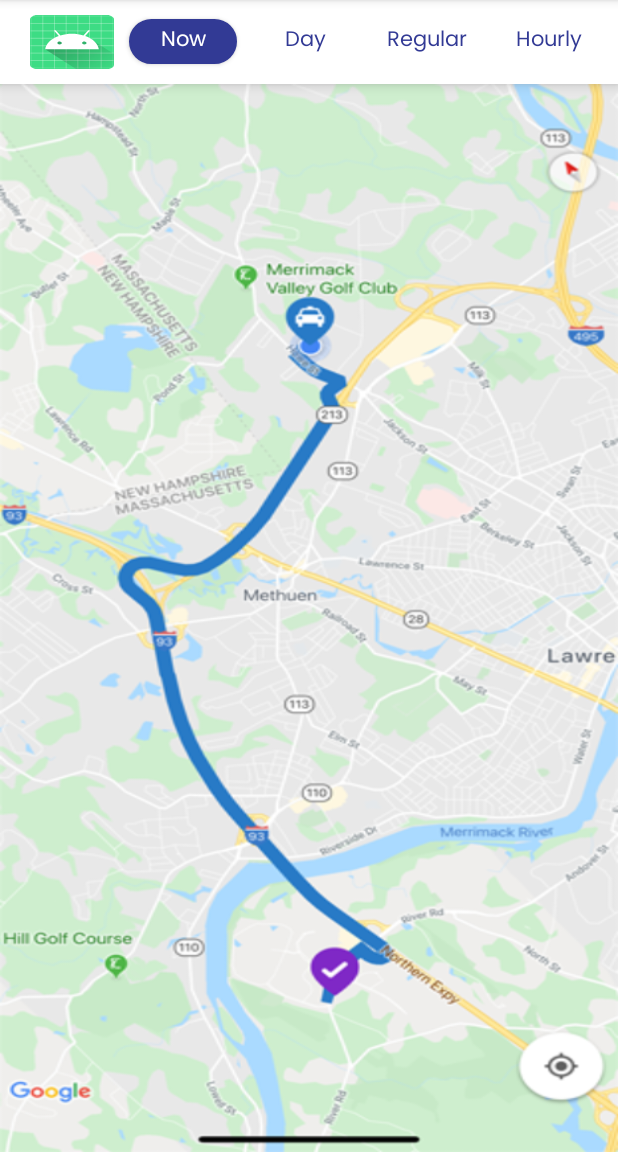
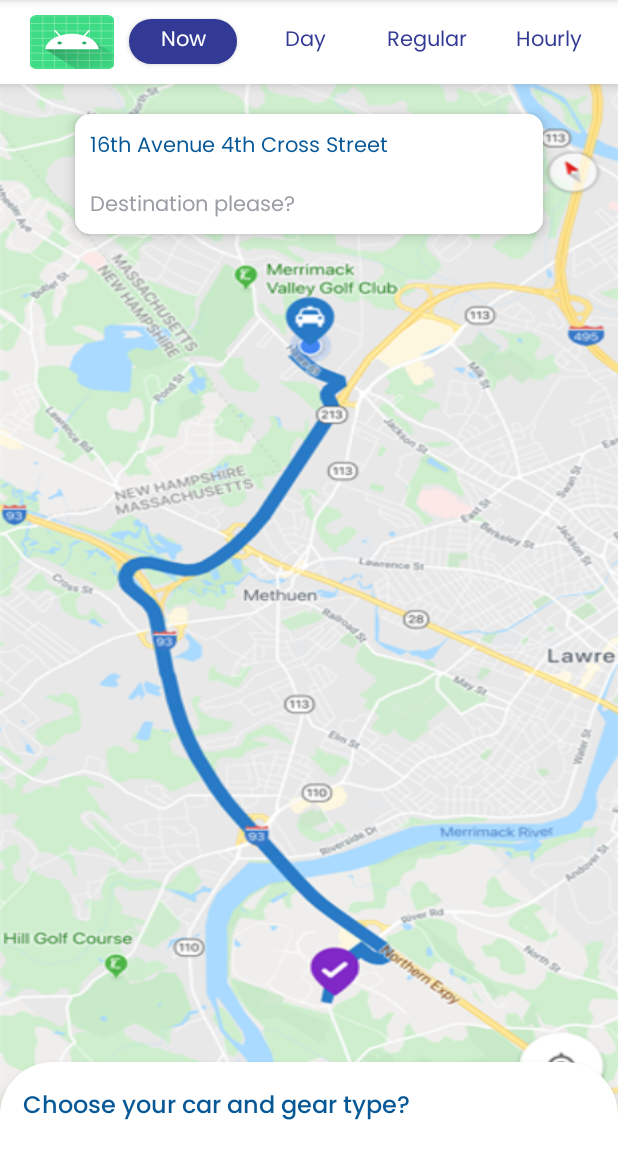
Before and after one commit to prachi2210/UberCloneUser, an Android app: the fragment BookRideFragment shown on its own in the app's theme, on a phone screen of 412 x 824 dp, the part 84-1236 px from its top. Run offline under Robolectric (Android 15) with nearby library versions, the light colour scheme and no system bars.

Commit message:
06/07 merge

```diff
--- /dev/null
+++ b/app/src/main/res/drawable/drawable_upper_white_curve.xml
@@ -0,0 +1,13 @@
+<?xml version="1.0" encoding="utf-8"?>
+<selector xmlns:android="http://schemas.android.com/apk/res/android">
+
+    <item><shape>
+
+        <solid android:color="@android:color/white" />
+
+        <corners
+            android:topLeftRadius="35dp"
+            android:topRightRadius="35dp" />
+    </shape></item>
+
+</selector>
--- /dev/null
+++ b/app/src/main/res/drawable/drawable_white_curve.xml
@@ -0,0 +1,10 @@
+<?xml version="1.0" encoding="utf-8"?>
+<selector xmlns:android="http://schemas.android.com/apk/res/android">
+
+    <item><shape>
+
+        <solid android:color="@color/white" />
+        <corners android:radius="10dp" />
+    </shape></item>
+
+</selector>
--- a/app/src/main/res/layout/fragment_book_ride.xml
+++ b/app/src/main/res/layout/fragment_book_ride.xml
@@ -100,6 +100,54 @@
         android:background="@drawable/dummy">
 
 
+        <androidx.appcompat.widget.LinearLayoutCompat
+            android:layout_width="match_parent"
+            android:layout_height="80dp"
+            android:layout_marginStart="50dp"
+            android:background="@drawable/drawable_white_curve"
+            android:elevation="5dp"
+            android:padding="10dp"
+            android:layout_marginEnd="50dp"
+            android:layout_marginTop="20dp"
+            android:orientation="vertical">
+
+
+            <androidx.appcompat.widget.AppCompatTextView
+                android:layout_width="wrap_content"
+                android:textSize="14sp"
+                android:textColor="@color/blue"
+                android:fontFamily="@font/poppins"
+                android:text="16th Avenue 4th Cross Street"
+                android:layout_height="wrap_content"/>
+
+            <androidx.appcompat.widget.AppCompatTextView
+                android:layout_width="wrap_content"
+                android:textSize="14sp"
+                android:textColor="@color/text_grey"
+                android:fontFamily="@font/poppins"
+                android:layout_marginTop="15dp"
+                android:text="Destination please?"
+                android:layout_height="wrap_content"/>
+
+
+
+        </androidx.appcompat.widget.LinearLayoutCompat>
+
+
+        <androidx.appcompat.widget.AppCompatTextView
+            android:layout_width="match_parent"
+            android:layout_height="60dp"
+            android:padding="15dp"
+            android:textSize="16sp"
+            android:textColor="@color/blue"
+            android:fontFamily="@font/poppins_medium"
+            android:elevation="5dp"
+            android:gravity="center_vertical"
+            android:text="Choose your car and gear type?"
+            android:background="@drawable/drawable_upper_white_curve"
+            android:layout_alignParentBottom="true"/>
+
+
         <FrameLayout
             android:id="@+id/flContainerSlide"
             android:layout_width="match_parent"
```
